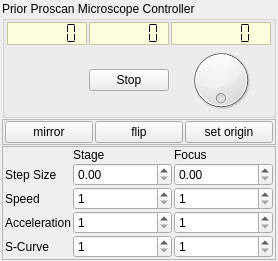
Qt form instruments/Proscan/ProscanWidget.ui (davidgrier/QInstrument) before a commit.
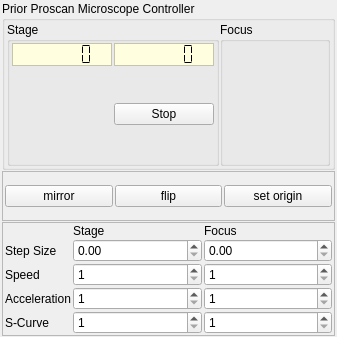
The same form after that commit. Custom widgets are drawn as their Qt base class.

Commit message: update for rotary encoder

```diff
--- a/instruments/Proscan/ProscanWidget.ui
+++ b/instruments/Proscan/ProscanWidget.ui
@@ -6,14 +6,14 @@
    <rect>
     <x>0</x>
     <y>0</y>
-    <width>278</width>
-    <height>261</height>
+    <width>337</width>
+    <height>337</height>
    </rect>
   </property>
   <property name="windowTitle">
    <string>QProscanWidget</string>
   </property>
-  <layout class="QVBoxLayout" name="verticalLayout">
+  <layout class="QVBoxLayout" name="verticalLayout_2">
    <property name="spacing">
     <number>1</number>
    </property>
@@ -34,6 +34,27 @@
      <property name="title">
       <string>Prior Proscan Microscope Controller</string>
      </property>
+     <layout class="QHBoxLayout" name="horizontalLayout">
+      <property name="spacing">
+       <number>1</number>
+      </property>
+      <property name="leftMargin">
+       <number>2</number>
+      </property>
+      <property name="topMargin">
+       <number>1</number>
+      </property>
+      <property name="rightMargin">
+       <number>2</number>
+      </property>
+      <property name="bottomMargin">
+       <number>1</number>
+      </property>
+      <item>
+       <widget class="QGroupBox" name="stageBox">
+        <property name="title">
+         <string>Stage</string>
+        </property>
      <layout class="QGridLayout" name="gridLayout">
       <property name="leftMargin">
        <number>2</number>
@@ -124,35 +145,22 @@
         </property>
        </widget>
       </item>
-      <item row="0" column="2">
-       <widget class="QLCDNumber" name="z">
-        <property name="font">
-         <font>
-          <pointsize>13</pointsize>
-          <weight>50</weight>
-          <bold>false</bold>
-         </font>
-        </property>
-        <property name="toolTip">
-         <string>focus position: z</string>
-        </property>
-        <property name="autoFillBackground">
-         <bool>false</bool>
-        </property>
-        <property name="styleSheet">
-         <string notr="true">background: lightyellow;</string>
-        </property>
-        <property name="frameShape">
-         <enum>QFrame::StyledPanel</enum>
-        </property>
-        <property name="frameShadow">
-         <enum>QFrame::Raised</enum>
-        </property>
-        <property name="digitCount">
-         <number>6</number>
-        </property>
-        <property name="segmentStyle">
-         <enum>QLCDNumber::Flat</enum>
+         <item row="1" column="0">
+          <widget class="QJoystick" name="joystick" native="true">
+           <property name="sizePolicy">
+            <sizepolicy hsizetype="Preferred" vsizetype="Preferred">
+             <horstretch>0</horstretch>
+             <verstretch>0</verstretch>
+            </sizepolicy>
+           </property>
+           <property name="minimumSize">
+            <size>
+             <width>100</width>
+             <height>95</height>
+            </size>
+           </property>
+           <property name="focusPolicy">
+            <enum>Qt::NoFocus</enum>
         </property>
        </widget>
       </item>
@@ -160,7 +168,7 @@
        <widget class="QPushButton" name="stop">
         <property name="minimumSize">
          <size>
-          <width>0</width>
+             <width>100</width>
           <height>0</height>
          </size>
         </property>
@@ -175,17 +183,41 @@
         </property>
        </widget>
       </item>
-      <item row="1" column="2">
-       <widget class="QDial" name="zdial">
-        <property name="focusPolicy">
-         <enum>Qt::ClickFocus</enum>
+        </layout>
+       </widget>
+      </item>
+      <item>
+       <widget class="QGroupBox" name="focusBox">
+        <property name="title">
+         <string>Focus</string>
         </property>
-        <property name="maximum">
-         <number>100</number>
-        </property>
-        <property name="wrapping">
-         <bool>true</bool>
-        </property>
+        <layout class="QVBoxLayout" name="verticalLayout">
+         <property name="spacing">
+          <number>1</number>
+         </property>
+         <property name="leftMargin">
+          <number>2</number>
+         </property>
+         <property name="topMargin">
+          <number>1</number>
+         </property>
+         <property name="rightMargin">
+          <number>2</number>
+         </property>
+         <property name="bottomMargin">
+          <number>1</number>
+         </property>
+         <item>
+          <widget class="QRotaryEncoderSpinBox" name="z" native="true">
+           <property name="minimumSize">
+            <size>
+             <width>100</width>
+             <height>0</height>
+            </size>
+           </property>
+          </widget>
+         </item>
+        </layout>
        </widget>
       </item>
      </layout>
@@ -490,6 +522,12 @@
    <header>QInstrument.widgets.QJoystick</header>
    <container>1</container>
   </customwidget>
+  <customwidget>
+   <class>QRotaryEncoderSpinBox</class>
+   <extends>QWidget</extends>
+   <header>QInstrument.widgets.QRotaryEncoderSpinBox</header>
+   <container>1</container>
+  </customwidget>
  </customwidgets>
  <tabstops>
   <tabstop>stop</tabstop>
```
Left out of the diff: 7 changed lines with no effect on the pictures. Lines whose indentation alone changed are shown as unchanged.
